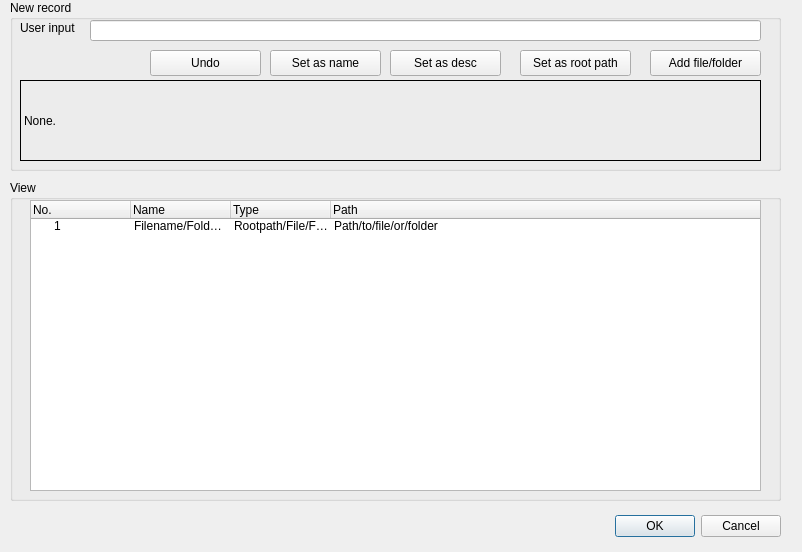
Qt form Stasher/AppUI/stasher_newrecord.ui (ngxx-fus/PythonUtils) before a commit.
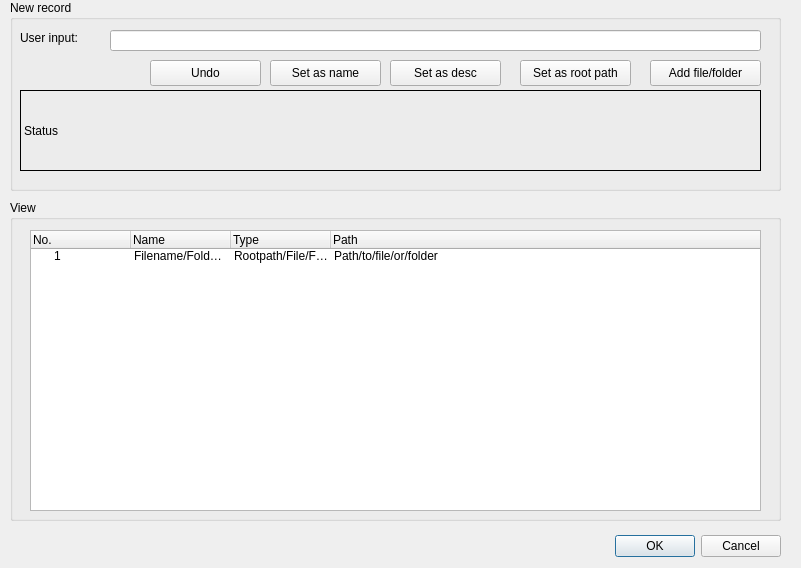
The same form after that commit.

Commit message: June 15, Stasher: Improve UX.

Diff of the .ui file:
```diff
--- a/Stasher/AppUI/stasher_newrecord.ui
+++ b/Stasher/AppUI/stasher_newrecord.ui
@@ -6,8 +6,8 @@
    <rect>
     <x>0</x>
     <y>0</y>
-    <width>802</width>
-    <height>552</height>
+    <width>801</width>
+    <height>568</height>
    </rect>
   </property>
   <property name="windowTitle">
@@ -17,7 +17,7 @@
    <property name="geometry">
     <rect>
      <x>440</x>
-     <y>510</y>
+     <y>530</y>
      <width>341</width>
      <height>32</height>
     </rect>
@@ -33,7 +33,7 @@
    <property name="geometry">
     <rect>
      <x>10</x>
-     <y>180</y>
+     <y>200</y>
      <width>771</width>
      <height>321</height>
     </rect>
@@ -45,9 +45,9 @@
     <property name="geometry">
      <rect>
       <x>20</x>
-      <y>20</y>
+      <y>30</y>
       <width>731</width>
-      <height>291</height>
+      <height>281</height>
      </rect>
     </property>
     <column>
@@ -92,7 +92,7 @@
      <x>10</x>
      <y>0</y>
      <width>771</width>
-     <height>171</height>
+     <height>191</height>
     </rect>
    </property>
    <property name="title">
@@ -102,21 +102,21 @@
     <property name="geometry">
      <rect>
       <x>10</x>
-      <y>20</y>
-      <width>71</width>
+      <y>30</y>
+      <width>81</width>
       <height>16</height>
      </rect>
     </property>
     <property name="text">
-     <string>User input</string>
+     <string>User input:</string>
     </property>
    </widget>
    <widget class="QLineEdit" name="NewRecord_YourPath_Value">
     <property name="geometry">
      <rect>
-      <x>80</x>
-      <y>20</y>
-      <width>671</width>
+      <x>100</x>
+      <y>30</y>
+      <width>651</width>
       <height>21</height>
      </rect>
     </property>
@@ -125,7 +125,7 @@
     <property name="geometry">
      <rect>
       <x>510</x>
-      <y>50</y>
+      <y>60</y>
       <width>111</width>
       <height>26</height>
      </rect>
@@ -138,7 +138,7 @@
     <property name="geometry">
      <rect>
       <x>640</x>
-      <y>50</y>
+      <y>60</y>
       <width>111</width>
       <height>26</height>
      </rect>
@@ -151,7 +151,7 @@
     <property name="geometry">
      <rect>
       <x>140</x>
-      <y>50</y>
+      <y>60</y>
       <width>111</width>
       <height>26</height>
      </rect>
@@ -164,7 +164,7 @@
     <property name="geometry">
      <rect>
       <x>10</x>
-      <y>80</y>
+      <y>90</y>
       <width>741</width>
       <height>81</height>
      </rect>
@@ -173,14 +173,14 @@
      <enum>QFrame::Shape::Box</enum>
     </property>
     <property name="text">
-     <string>None.</string>
+     <string>Status</string>
     </property>
    </widget>
    <widget class="QPushButton" name="NewRecord_Button_SetDesc">
     <property name="geometry">
      <rect>
       <x>380</x>
-      <y>50</y>
+      <y>60</y>
       <width>111</width>
       <height>26</height>
      </rect>
@@ -193,7 +193,7 @@
     <property name="geometry">
      <rect>
       <x>260</x>
-      <y>50</y>
+      <y>60</y>
       <width>111</width>
       <height>26</height>
      </rect>
```
Left out of the diff: 8 changed lines with no effect on the pictures. The commit also changes 6 other files.
